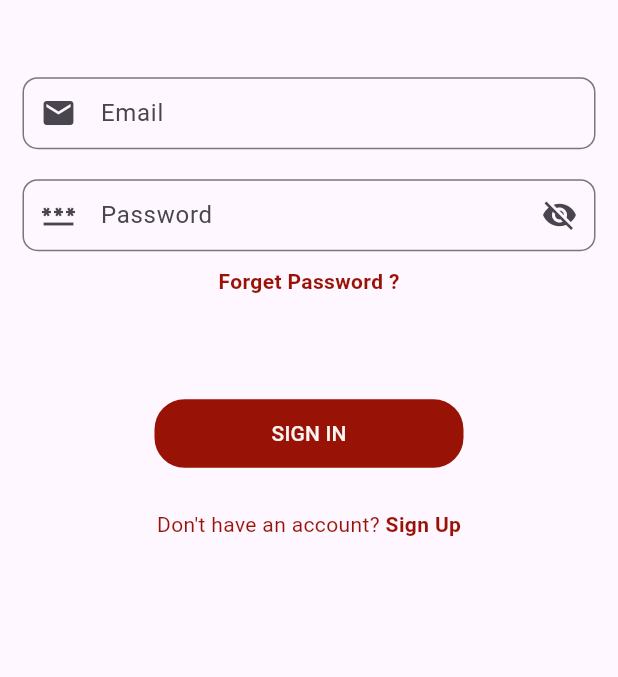
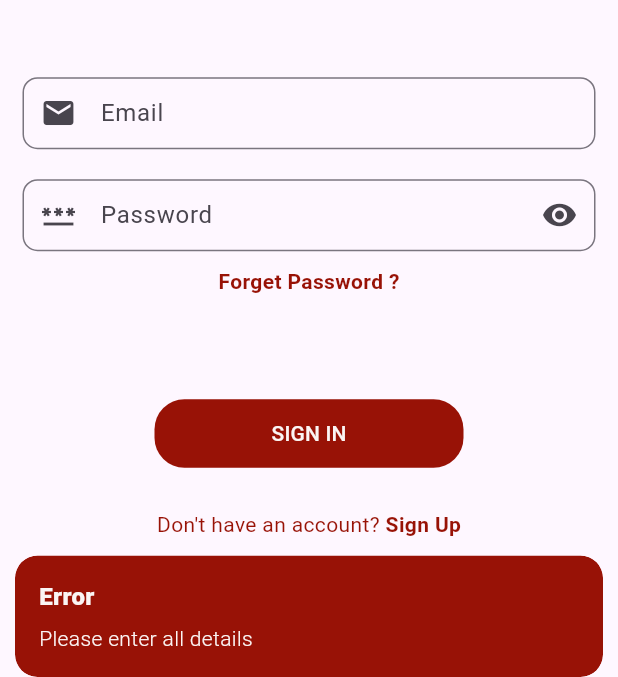
Before and after one commit to Rafsanchowdhury/a_e_commerce_app, a Flutter app: the SignInScreen screen opened directly, after a tap on "SIGN IN", on a phone screen of 412 x 824 dp, the part 559-1236 px from its top. Run offline on Flutter 3.47's test engine with Material 3 defaults, Android fonts, the phone set to English and light mode, and no system bars; our stand-ins replace cloud_firestore, firebase_auth, firebase_core, firebase_messaging, flutter_easyloading, flutter_keyboard_visibility and 3 more; accounts and stored records are empty.

Commit message:
Day 4 Completed

```diff
--- /dev/null
+++ b/lib/controllers/get-user-data-controller.dart
@@ -0,0 +1,14 @@
+// ignore_for_file: file_names
+
+import 'package:cloud_firestore/cloud_firestore.dart';
+import 'package:get/get.dart';
+
+class GetUserDataController extends GetxController {
+  final FirebaseFirestore _firestore = FirebaseFirestore.instance;
+
+  Future<List<QueryDocumentSnapshot<Object?>>> getUserData(String uId) async {
+    final QuerySnapshot userData =
+        await _firestore.collection('users').where('uId', isEqualTo: uId).get();
+    return userData.docs;
+  }
+}
--- a/lib/controllers/google-sign-in-controller.dart
+++ b/lib/controllers/google-sign-in-controller.dart
@@ -1,5 +1,6 @@
 // ignore_for_file: file_names, unused_local_variable, non_constant_identifier_names, unused_field, unused_import, avoid_print
 
+import 'package:a_e_commerce_app/controllers/get-device-token-controller.dart';
 import 'package:a_e_commerce_app/models/user-model.dart';
 import 'package:a_e_commerce_app/screens/user-panel/main-screen.dart';
 import 'package:cloud_firestore/cloud_firestore.dart';
@@ -14,6 +15,8 @@ class GoogleSignInController extends GetxController {
   final FirebaseAuth _auth = FirebaseAuth.instance;
 
   Future<void> SignInWithGoogle() async {
+    final GetDeviceTokenController getDeviceTokenController =
+        Get.put(GetDeviceTokenController());
     try {
       final GoogleSignInAccount? googleSignInAccount =
           await googleSignIn.signIn();
@@ -38,7 +41,7 @@ class GoogleSignInController extends GetxController {
             email: user.email.toString(),
             phone: user.phoneNumber.toString(),
             userImg: user.photoURL.toString(),
-            userDeviceToken: '',
+            userDeviceToken: getDeviceTokenController.deviceToken.toString(),
             country: '',
             userAddress: '',
             street: '',
--- /dev/null
+++ b/lib/controllers/sign-in-controller.dart
@@ -0,0 +1,40 @@
+// ignore_for_file: file_names, body_might_complete_normally_nullable, unused_field
+
+import 'package:a_e_commerce_app/utils/app-constant.dart';
+import 'package:cloud_firestore/cloud_firestore.dart';
+import 'package:firebase_auth/firebase_auth.dart';
+import 'package:flutter_easyloading/flutter_easyloading.dart';
+import 'package:get/get.dart';
+
+class SignInController extends GetxController {
+  final FirebaseAuth _auth = FirebaseAuth.instance;
+  final FirebaseFirestore _firestore = FirebaseFirestore.instance;
+
+  //for password visibilty
+  var isPasswordVisible = false.obs;
+
+  Future<UserCredential?> signInMethod(
+    String userEmail,
+    String userPassword,
+  ) async {
+    try {
+      EasyLoading.show(status: "Please wait");
+      UserCredential userCredential = await _auth.signInWithEmailAndPassword(
+        email: userEmail,
+        password: userPassword,
+      );
+
+      EasyLoading.dismiss();
+      return userCredential;
+    } on FirebaseAuthException catch (e) {
+      EasyLoading.dismiss();
+      Get.snackbar(
+        "Error",
+        "$e",
+        snackPosition: SnackPosition.BOTTOM,
+        backgroundColor: AppConstant.appScendaryColor,
+        colorText: AppConstant.appTextColor,
+      );
+    }
+  }
+}
--- a/lib/screens/auth-ui/sign-in-screen.dart
+++ b/lib/screens/auth-ui/sign-in-screen.dart
@@ -1,11 +1,18 @@
-// ignore_for_file: prefer_const_constructors, avoid_unnecessary_containers, unused_import, prefer_const_literals_to_create_immutables, file_names
+// ignore_for_file: prefer_const_constructors, avoid_unnecessary_containers, unused_import, prefer_const_literals_to_create_immutables, file_names, unused_local_variable, unnecessary_null_comparison
 
+import 'package:a_e_commerce_app/controllers/sign-in-controller.dart';
+import 'package:a_e_commerce_app/screens/auth-ui/admin-panel/admin-main-screen.dart';
+import 'package:a_e_commerce_app/screens/auth-ui/forget-password-screen.dart';
 import 'package:a_e_commerce_app/screens/auth-ui/sign-up-screen.dart';
+import 'package:a_e_commerce_app/screens/user-panel/main-screen.dart';
 import 'package:a_e_commerce_app/utils/app-constant.dart';
+import 'package:firebase_auth/firebase_auth.dart';
 import 'package:flutter/material.dart';
 import 'package:flutter_keyboard_visibility/flutter_keyboard_visibility.dart';
 import 'package:get/get.dart';
 import 'package:lottie/lottie.dart';
+
+import '../../controllers/get-user-data-controller.dart';
 
 class SignInScreen extends StatefulWidget {
   const SignInScreen({super.key});
@@ -15,6 +22,12 @@ class SignInScreen extends StatefulWidget {
 }
 
 class _SignInScreenState extends State<SignInScreen> {
+  final SignInController signInController = Get.put(SignInController());
+  final GetUserDataController getUserDataController =
+      Get.put(GetUserDataController());
+  TextEditingController userEmail = TextEditingController();
+  TextEditingController userPassword = TextEditingController();
+
   @override
   Widget build(BuildContext context) {
     return KeyboardVisibilityBuilder(
@@ -28,8 +41,7 @@ class _SignInScreenState extends State<SignInScreen> {
               style: TextStyle(color: AppConstant.appTextColor),
             ),
           ),
-          body: Container(
-            child: Column(
+          body: Column(
             children: [
               isKeyboardVisible
                   ? Text("Welcome to my app")
@@ -47,6 +59,7 @@ class _SignInScreenState extends State<SignInScreen> {
                 child: Padding(
                   padding: const EdgeInsets.all(10.0),
                   child: TextFormField(
+                    controller: userEmail,
                     cursorColor: AppConstant.appScendaryColor,
                     keyboardType: TextInputType.emailAddress,
                     decoration: InputDecoration(
@@ -65,13 +78,23 @@ class _SignInScreenState extends State<SignInScreen> {
                 width: Get.width,
                 child: Padding(
                   padding: const EdgeInsets.all(10.0),
-                    child: TextFormField(
+                  child: Obx(
+                    () => TextFormField(
+                      controller: userPassword,
+                      obscureText: signInController.isPasswordVisible.value,
                       cursorColor: AppConstant.appScendaryColor,
                       keyboardType: TextInputType.visiblePassword,
                       decoration: InputDecoration(
                         hintText: "Password",
                         prefixIcon: Icon(Icons.password),
-                        suffixIcon: Icon(Icons.visibility_off),
+                        suffixIcon: GestureDetector(
+                          onTap: () {
+                            signInController.isPasswordVisible.toggle();
+                          },
+                          child: signInController.isPasswordVisible.value
+                              ? Icon(Icons.visibility_off)
+                              : Icon(Icons.visibility),
+                        ),
                         contentPadding: EdgeInsets.only(top: 2.0, left: 8.0),
                         border: OutlineInputBorder(
                           borderRadius: BorderRadius.circular(10.0),
@@ -80,14 +103,20 @@ class _SignInScreenState extends State<SignInScreen> {
                     ),
                   ),
                 ),
+              ),
               Container(
                 margin: EdgeInsets.symmetric(horizontal: 10.0),
                 alignment: Alignment.center,
+                child: GestureDetector(
+                  onTap: () {
+                    Get.to(() => ForgetPasswordScreen());
+                  },
                   child: Text(
                     "Forget Password ?",
                     style: TextStyle(
                       color: AppConstant.appScendaryColor,
                       fontWeight: FontWeight.bold,
+                    ),
                   ),
                 ),
               ),
@@ -107,7 +136,66 @@ class _SignInScreenState extends State<SignInScreen> {
                       "SIGN IN",
                       style: TextStyle(color: AppConstant.appTextColor),
                     ),
-                      onPressed: () {},
+                    onPressed: () async {
+                      String email = userEmail.text.trim();
+                      String password = userPassword.text.trim();
+
+                      if (email.isEmpty || password.isEmpty) {
+                        Get.snackbar(
+                          "Error",
+                          "Please enter all details",
+                          snackPosition: SnackPosition.BOTTOM,
+                          backgroundColor: AppConstant.appScendaryColor,
+                          colorText: AppConstant.appTextColor,
+                        );
+                      } else {
+                        UserCredential? userCredential = await signInController
+                            .signInMethod(email, password);
+
+                        var userData = await getUserDataController
+                            .getUserData(userCredential!.user!.uid);
+
+                        if (userCredential != null) {
+                          if (userCredential.user!.emailVerified) {
+                            if (userData[0]['isAdmin'] == true) {
+                              Get.offAll(() => AdminMainScreen());
+                              Get.snackbar(
+                                "Success Admin Login",
+                                "Login successfully!",
+                                snackPosition: SnackPosition.BOTTOM,
+                                backgroundColor: AppConstant.appScendaryColor,
+                                colorText: AppConstant.appTextColor,
+                              );
+                            } else {
+                              Get.offAll(() => MainScreen());
+                              Get.snackbar(
+                                "Success User Login",
+                                "Login successfully!",
+                                snackPosition: SnackPosition.BOTTOM,
+                                backgroundColor: AppConstant.appScendaryColor,
+                                colorText: AppConstant.appTextColor,
+                              );
+                            }
+                          } else {
+                            Get.snackbar(
+                              "Error",
+                              "Please verify your email before login",
+                              snackPosition: SnackPosition.BOTTOM,
+                              backgroundColor: AppConstant.appScendaryColor,
+                              colorText: AppConstant.appTextColor,
+                            );
+                          }
+                        } else {
+                          Get.snackbar(
+                            "Error",
+                            "Please try again",
+                            snackPosition: SnackPosition.BOTTOM,
+                            backgroundColor: AppConstant.appScendaryColor,
+                            colorText: AppConstant.appTextColor,
+                          );
+                        }
+                      }
+                    },
                   ),
                 ),
               ),
@@ -131,9 +219,8 @@ class _SignInScreenState extends State<SignInScreen> {
                     ),
                   ),
                 ],
-                )
+              ),
             ],
-            ),
           ),
         );
       },
--- a/lib/screens/user-panel/main-screen.dart
+++ b/lib/screens/user-panel/main-screen.dart
@@ -3,6 +3,7 @@
 
 import 'package:a_e_commerce_app/screens/auth-ui/welcome-screen.dart';
 import 'package:a_e_commerce_app/utils/app-constant.dart';
+import 'package:firebase_auth/firebase_auth.dart';
 import 'package:flutter/material.dart';
 import 'package:get/get.dart';
 import 'package:google_sign_in/google_sign_in.dart';
@@ -21,7 +22,8 @@ class MainScreen extends StatelessWidget {
           GestureDetector(
             onTap: () async {
               GoogleSignIn googleSignIn = GoogleSignIn();
-
+              FirebaseAuth _auth = FirebaseAuth.instance;
+              await _auth.signOut();
               await googleSignIn.signOut();
               Get.offAll(() => WelcomeScreen());
             },
--- a/pubspec.yaml
+++ b/pubspec.yaml
@@ -43,6 +43,7 @@ dependencies:
   firebase_auth: ^4.17.8
   cloud_firestore: ^4.15.8
   flutter_easyloading: ^3.0.5
+  firebase_messaging: ^14.7.19
 
 dev_dependencies:
   flutter_test:
```
Also changed, not shown: lib/controllers/forget-password-conroller.dart (added, +43 -0 lines), lib/controllers/get-device-token-controller.dart (added, +35 -0 lines), lib/screens/auth-ui/admin-panel/admin-main-screen.dart (added, +21 -0 lines), lib/screens/auth-ui/forget-password-screen.dart (added, +109 -0 lines), lib/screens/auth-ui/splash-screen.dart (+24 -6 lines), pubspec.lock, 1 other file. Lines whose indentation alone changed are shown as unchanged.
